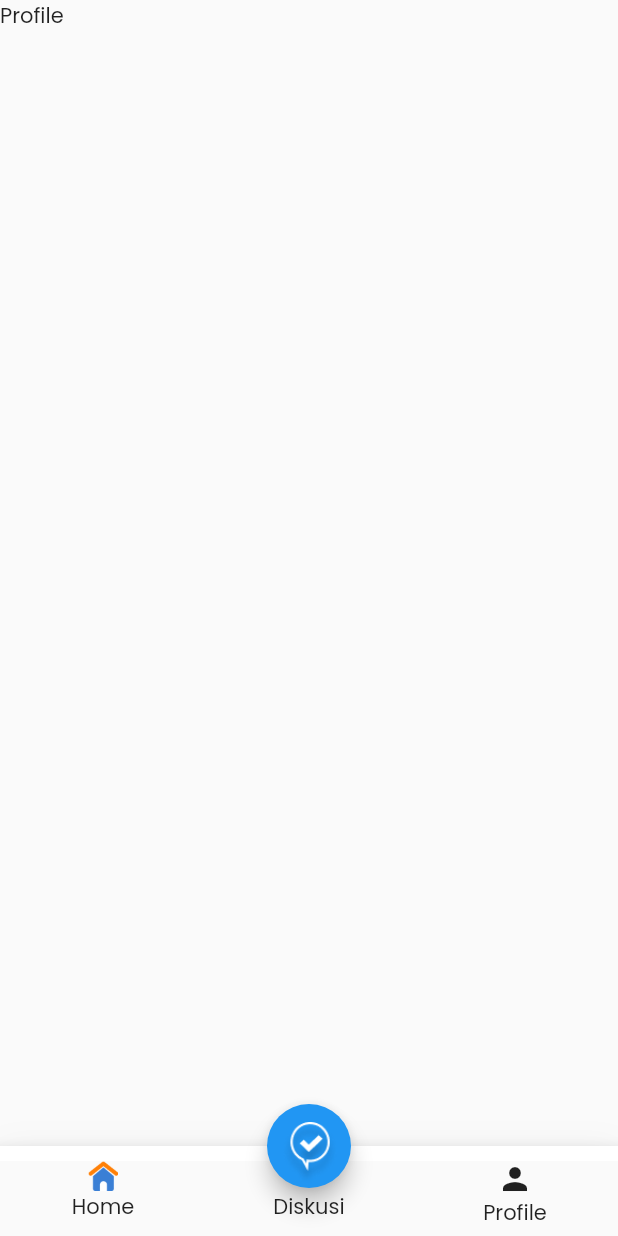
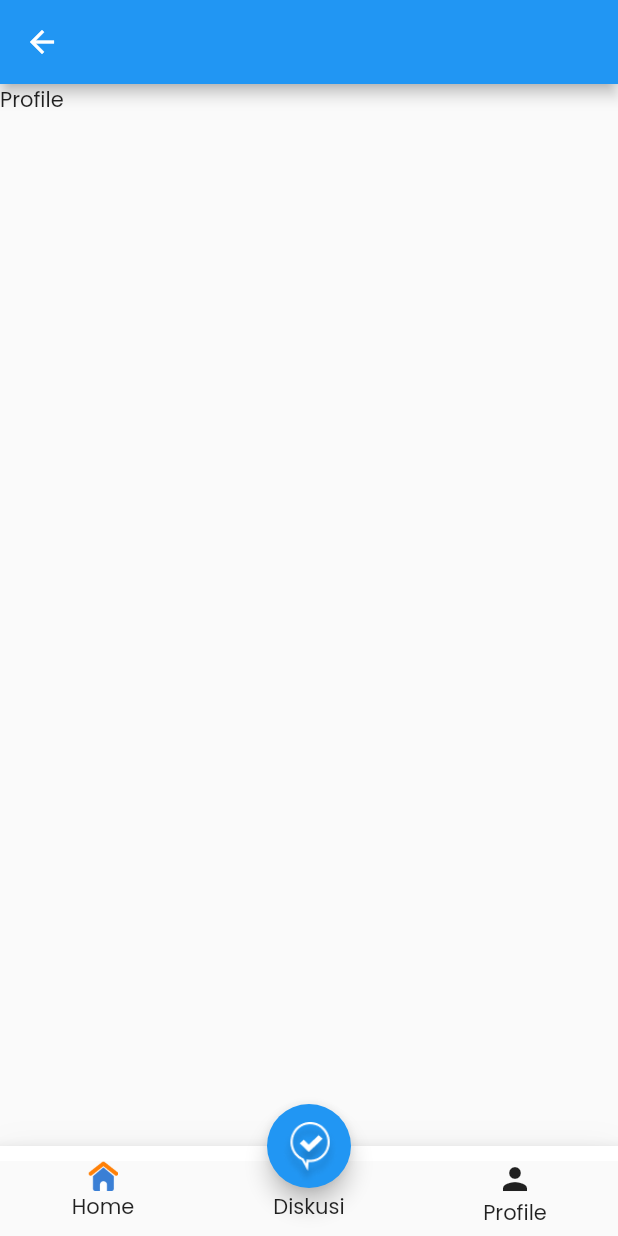
Before and after one commit to kimebmen/latihansoal, a Flutter app: the MainPage screen opened by its route, after a tap on "Profile", on a phone screen of 412 x 824 dp. Run offline on Flutter 3.47's test engine with Material 2 defaults, Android fonts, the phone set to English and light mode, and no system bars; our stand-ins replace google_fonts, google_sign_in.

Commit message:
addHomeScreen

```diff
--- a/lib/constant/r/app_colors.dart
+++ b/lib/constant/r/app_colors.dart
@@ -4,6 +4,7 @@
   Color primary = Color(0xff3A7FD5);
   Color grey = Color(0xffF3F7F8);
   Color greySubtitle = Color(0xff6A7483);
+  Color greySubtitleHome = Color(0xff8e8e8e);
   Color blackLogin = Color(0xff1A1F26);
   Color greyBorder = Color(0xFFD6D6D6);
   Color greyHintText = Color(0XFFAAAAAA);
--- a/lib/constant/r/assets.dart
+++ b/lib/constant/r/assets.dart
@@ -5,7 +5,9 @@
   String icApple = "assets/auth/ic_apple.png";
   String icHome = "assets/ic_home.png";
   String icDiscuss = "assets/ic_discuss.png";
+
   String imgUser = "assets/ic_avatar.png";
   String imgHome = "assets/img_home.png";
   String icAtom = "assets/ic_atom.png";
+  String bannerHome = "assets/img_banner.png";
 }
--- a/lib/main.dart
+++ b/lib/main.dart
@@ -1,7 +1,8 @@
 import 'package:flutter/material.dart';
 import 'package:google_fonts/google_fonts.dart';
 import 'package:test1/view/auth/login_page.dart';
-import 'package:test1/view/main/home_page.dart';
+import 'package:test1/view/main/latihan_soal/home_page.dart';
+import 'package:test1/view/main/latihan_soal/mapel_page.dart';
 import 'package:test1/view/main/main_page.dart';
 import 'package:test1/view/auth/register_page.dart';
 import 'package:test1/view/auth/splash_screen.dart';
@@ -41,6 +42,7 @@
         RegisterPage.route: (context) => const RegisterPage(),
         MainPage.route: (context) => const MainPage(),
         HomePage.route: (context) => const HomePage(),
+        MapelPage.route: (context) => const MapelPage(),
         // "main_page": (context) => const MainPage(),
 
         // RegisterPage.route:(context) => const RegisterPage(),
--- a/lib/view/auth/register_page.dart
+++ b/lib/view/auth/register_page.dart
@@ -37,7 +37,9 @@
     return Scaffold(
       // resizeToAvoidBottomInset: false,
       backgroundColor: Color(0xfff0f3f5),
-      appBar: AppBar(
+      appBar: PreferredSize(
+        preferredSize: Size.fromHeight(kToolbarHeight + 20),
+        child: AppBar(
           shape: RoundedRectangleBorder(
               borderRadius: BorderRadius.only(
                   bottomLeft: Radius.circular(25.0),
@@ -51,6 +53,7 @@
               color: Colors.black,
               fontWeight: FontWeight.w700,
               fontSize: 20,
+            ),
           ),
         ),
       ),
--- a/lib/view/main/home_page.dart
+++ /dev/null
@@ -1,149 +0,0 @@
-import 'package:flutter/material.dart';
-import 'package:test1/constant/r.dart';
-
-class HomePage extends StatefulWidget {
-  const HomePage({Key? key}) : super(key: key);
-  static String route = "home_page";
-
-  @override
-  State<HomePage> createState() => _HomePageState();
-}
-
-class _HomePageState extends State<HomePage> {
-  @override
-  Widget build(BuildContext context) {
-    return Scaffold(
-      // appBar: AppBar(),
-      body: SafeArea(
-        child: Column(
-          children: [
-            _buildUserSection(),
-            _buildBanner(context),
-            Container(
-              padding: EdgeInsets.symmetric(horizontal: 20),
-              child: Column(
-                children: [
-                  Row(
-                    children: [
-                      Text("Pilih Mata Pelajaran"),
-                      Spacer(),
-                      TextButton(
-                        onPressed: () {},
-                        child: Text("Lihat Semua"),
-                      ),
-                    ],
-                  ),
-                  Column(
-                    children: [
-                      Container(
-                        child: Row(
-                          children: [
-                            Container(
-                              color: R.colors.primary.withOpacity(0.5),
-                              padding: EdgeInsets.all(10),
-                              child: Image.asset(
-                                R.assets.icAtom,
-                                width: 26,
-                              ),
-                            ),
-                            SizedBox(width: 10),
-                            Expanded(
-                              child: Column(
-                                crossAxisAlignment: CrossAxisAlignment.start,
-                                children: [
-                                  Text("Matematika"),
-                                  Text("0/50 Paket latihan soal"),
-                                  Stack(
-                                    children: [
-                                      Container(
-                                        height: 10,
-                                        width: double.infinity,
-                                        color: Colors.grey,
-                                      ),
-                                      Container(
-                                        height: 10,
-                                        width: 100,
-                                        color: R.colors.primary,
-                                      ),
-                                    ],
-                                  ),
-                                ],
-                              ),
-                            ),
-                          ],
-                        ),
-                      ),
-                    ],
-                  ),
-                ],
-              ),
-            ),
-          ],
-        ),
-      ),
-    );
-  }
-
-  Padding _buildUserSection() {
-    return Padding(
-      padding: const EdgeInsets.all(21.0),
-      child: Row(
-        mainAxisAlignment: MainAxisAlignment.start,
-        children: [
-          Expanded(
-            child: Column(
-              crossAxisAlignment: CrossAxisAlignment.start,
-              children: [
-                Text(
-                  "Hi, Kimebmen KimebmenKimebmenKimebmenKimebmenKimebmenKimebmenKimebmenKimebmenKimebmenKimebmenKimebmen",
-                  overflow: TextOverflow.ellipsis,
-                  style: TextStyle(
-                    fontWeight: FontWeight.w500,
-                  ),
-                ),
-                Text("Selamat Datang"),
-              ],
-            ),
-          ),
-          Image.asset(R.assets.imgUser, width: 35),
-        ],
-      ),
-    );
-  }
-
-  Container _buildBanner(BuildContext context) {
-    return Container(
-      margin: const EdgeInsets.symmetric(horizontal: 21.0),
-      // padding: const EdgeInsets.all(21.0),
-      height: 147,
-      decoration: BoxDecoration(
-        borderRadius: BorderRadius.circular(20),
-        color: R.colors.primary,
-      ),
-      width: double.infinity,
-      child: Stack(
-        children: [
-          Container(
-            width: MediaQuery.of(context).size.width * 0.45,
-            padding: const EdgeInsets.all(20.0),
-            child: Text(
-              "Mau kerjain latihan soal apa hari ini?",
-              style: TextStyle(
-                fontWeight: FontWeight.w700,
-                color: Colors.white,
-                fontSize: 24,
-              ),
-            ),
-          ),
-          Positioned(
-            bottom: 0,
-            right: 0,
-            child: Container(
-                width: MediaQuery.of(context).size.width * 0.5,
-                child: Image.asset(R.assets.imgHome)),
-          )
-        ],
-      ),
-    );
-  }
-}
--- /dev/null
+++ b/lib/view/main/latihan_soal/home_page.dart
@@ -0,0 +1,252 @@
+import 'package:flutter/material.dart';
+import 'package:google_fonts/google_fonts.dart';
+import 'package:test1/constant/r.dart';
+import 'package:test1/view/main/latihan_soal/mapel_page.dart';
+
+class HomePage extends StatefulWidget {
+  const HomePage({Key? key}) : super(key: key);
+  static String route = "home_page";
+
+  @override
+  State<HomePage> createState() => _HomePageState();
+}
+
+class _HomePageState extends State<HomePage> {
+  @override
+  Widget build(BuildContext context) {
+    return Scaffold(
+      backgroundColor: R.colors.grey,
+      // appBar: AppBar(),
+      body: SafeArea(
+        child: ListView(
+          children: [
+            _buildUserSection(),
+            _buildBanner(context),
+            _buildHomeListMapel(),
+            Container(
+              margin: EdgeInsets.symmetric(horizontal: 20, vertical: 21),
+              // padding: EdgeInsets.symmetric(horizontal: 20),
+              child: Column(
+                children: [
+                  Row(
+                    children: [
+                      Text(
+                        "Terbaru",
+                        style: TextStyle(
+                          fontWeight: FontWeight.bold,
+                          fontSize: 16,
+                        ),
+                      ),
+                      // Spacer(),
+                    ],
+                  ),
+                  Container(
+                    height: 170,
+                    child: ListView.builder(
+                      itemCount: 5,
+                      scrollDirection: Axis.horizontal,
+                      itemBuilder: ((context, index) {
+                        return Image.asset(
+                          R.assets.bannerHome,
+                        );
+                      }),
+                    ),
+                  ) ///////////////
+                ],
+              ),
+            )
+          ],
+        ),
+      ),
+    );
+  }
+
+  Container _buildHomeListMapel() {
+    return Container(
+      margin: EdgeInsets.symmetric(horizontal: 20, vertical: 21),
+      // padding: EdgeInsets.symmetric(horizontal: 20),
+      child: Column(
+        children: [
+          Row(
+            children: [
+              Text(
+                "Pilih Pelajaran",
+                style: TextStyle(
+                  fontWeight: FontWeight.bold,
+                  fontSize: 16,
+                ),
+              ),
+              Spacer(),
+              TextButton(
+                onPressed: () {
+                  Navigator.of(context).pushNamed(MapelPage.route);
+                },
+                child: Text(
+                  "Lihat Semua",
+                  style: TextStyle(
+                    fontWeight: FontWeight.bold,
+                    fontSize: 12,
+                    color: R.colors.primary,
+                  ),
+                ),
+              ),
+            ],
+          ), ///////////////
+          MapelWidget(),
+          MapelWidget(),
+          MapelWidget(),
+        ],
+      ),
+    );
+  }
+
+  Padding _buildUserSection() {
+    return Padding(
+      padding: const EdgeInsets.all(21.0),
+      child: Row(
+        mainAxisAlignment: MainAxisAlignment.start,
+        children: [
+          Expanded(
+            child: Column(
+              crossAxisAlignment: CrossAxisAlignment.start,
+              children: [
+                Text(
+                  "Hi, Kimebmen KimebmenKimebmenKimebmenKimebmenKimebmenKimebmenKimebmenKimebmenKimebmenKimebmenKimebmen",
+                  overflow: TextOverflow.ellipsis,
+                  style: GoogleFonts.poppins().copyWith(
+                    fontSize: 12,
+                    fontWeight: FontWeight.w700,
+                  ),
+                  // style: TextStyle(
+                  //   fontWeight: FontWeight.w500,
+                  // ),
+                ),
+                Text(
+                  "Selamat Datang",
+                  style: GoogleFonts.poppins().copyWith(
+                    fontSize: 12,
+                  ),
+                ),
+              ],
+            ),
+          ),
+          Image.asset(R.assets.imgUser, width: 35),
+        ],
+      ),
+    );
+  }
+
+  Container _buildBanner(BuildContext context) {
+    return Container(
+      margin: const EdgeInsets.symmetric(horizontal: 21.0),
+      // padding: const EdgeInsets.all(21.0),
+      height: 147,
+      decoration: BoxDecoration(
+        borderRadius: BorderRadius.circular(20),
+        color: R.colors.primary,
+      ),
+      width: double.infinity,
+      child: Stack(
+        children: [
+          Container(
+            width: MediaQuery.of(context).size.width * 0.45,
+            padding: const EdgeInsets.all(20.0),
+            child: Text(
+              "Mau kerjain latihan soal apa hari ini?",
+              style: TextStyle(
+                fontWeight: FontWeight.w700,
+                color: Colors.white,
+                fontSize: 24,
+              ),
+            ),
+          ),
+          Positioned(
+            bottom: 0,
+            right: 0,
+            child: Container(
+                width: MediaQuery.of(context).size.width * 0.5,
+                child: Image.asset(R.assets.imgHome)),
+          )
+        ],
+      ),
+    );
+  }
+}
+
+class MapelWidget extends StatelessWidget {
+  const MapelWidget({
+    Key? key,
+  }) : super(key: key);
+
+  @override
+  Widget build(BuildContext context) {
+    return Container(
+      decoration: BoxDecoration(
+        color: Colors.white,
+        borderRadius: BorderRadius.circular(10),
+      ),
+      margin: EdgeInsets.only(bottom: 10),
+      padding: EdgeInsets.symmetric(horizontal: 18, vertical: 21),
+      child: Row(
+        children: [
+          Container(
+            height: 53,
+            width: 53,
+            padding: EdgeInsets.all(13),
+            decoration: BoxDecoration(
+              color: R.colors.grey,
+              borderRadius: BorderRadius.circular(10),
+            ),
+            child: Image.asset(R.assets.icAtom),
+          ),
+          SizedBox(
+            width: 9,
+          ),
+          Expanded(
+            child: Column(
+              crossAxisAlignment: CrossAxisAlignment.start,
+              children: [
+                Text(
+                  "Matematika",
+                  style: TextStyle(
+                    fontWeight: FontWeight.bold,
+                    fontSize: 12,
+                  ),
+                ),
+                Text(
+                  "0/50 Paket latihan soal",
+                  style: TextStyle(
+                    fontWeight: FontWeight.w500,
+                    fontSize: 12,
+                    color: R.colors.greySubtitleHome,
+                  ),
+                ),
+                SizedBox(height: 5),
+                Stack(
+                  children: [
+                    Container(
+                      height: 5,
+                      width: double.infinity,
+                      decoration: BoxDecoration(
+                        color: R.colors.grey,
+                        borderRadius: BorderRadius.circular(10),
+                      ),
+                    ),
+                    Container(
+                      height: 5,
+                      width: MediaQuery.of(context).size.width * 0.4,
+                      decoration: BoxDecoration(
+                        color: R.colors.primary,
+                        borderRadius: BorderRadius.circular(10),
+                      ),
+                    ),
+                  ],
+                )
+              ],
+            ),
+          ),
+        ],
+      ),
+    );
+  }
+}
--- /dev/null
+++ b/lib/view/main/latihan_soal/mapel_page.dart
@@ -0,0 +1,24 @@
+import 'package:flutter/material.dart';
+import 'package:test1/view/main/latihan_soal/home_page.dart';
+
+class MapelPage extends StatelessWidget {
+  const MapelPage({Key? key}) : super(key: key);
+  static String route = "mapel_page";
+
+  @override
+  Widget build(BuildContext context) {
+    return Scaffold(
+      appBar: AppBar(
+        title: Text("Pilih Mata Pelajaran"),
+      ),
+      body: ListView.builder(
+        itemBuilder: ((context, index) {
+          return GestureDetector(
+            onTap: () {},
+            child: MapelWidget(),
+          );
+        }),
+      ),
+    );
+  }
+}
--- a/lib/view/main/main_page.dart
+++ b/lib/view/main/main_page.dart
@@ -1,7 +1,7 @@
 import 'package:flutter/material.dart';
 import 'package:test1/constant/r.dart';
 import 'package:test1/view/main/discussion/chat_page.dart';
-import 'package:test1/view/main/home_page.dart';
+import 'package:test1/view/main/latihan_soal/home_page.dart';
 import 'package:test1/view/main/profile/profile_page.dart';
 
 class MainPage extends StatefulWidget {
--- a/lib/view/main/profile/profile_page.dart
+++ b/lib/view/main/profile/profile_page.dart
@@ -12,6 +12,7 @@
     @override
   Widget build(BuildContext context) {
     return Scaffold(
+      appBar: AppBar(),
       body: SafeArea(
         child: Text("Profile"),
       ),
```
Also changed, not shown: 2 other files. Lines whose indentation alone changed are shown as unchanged.
